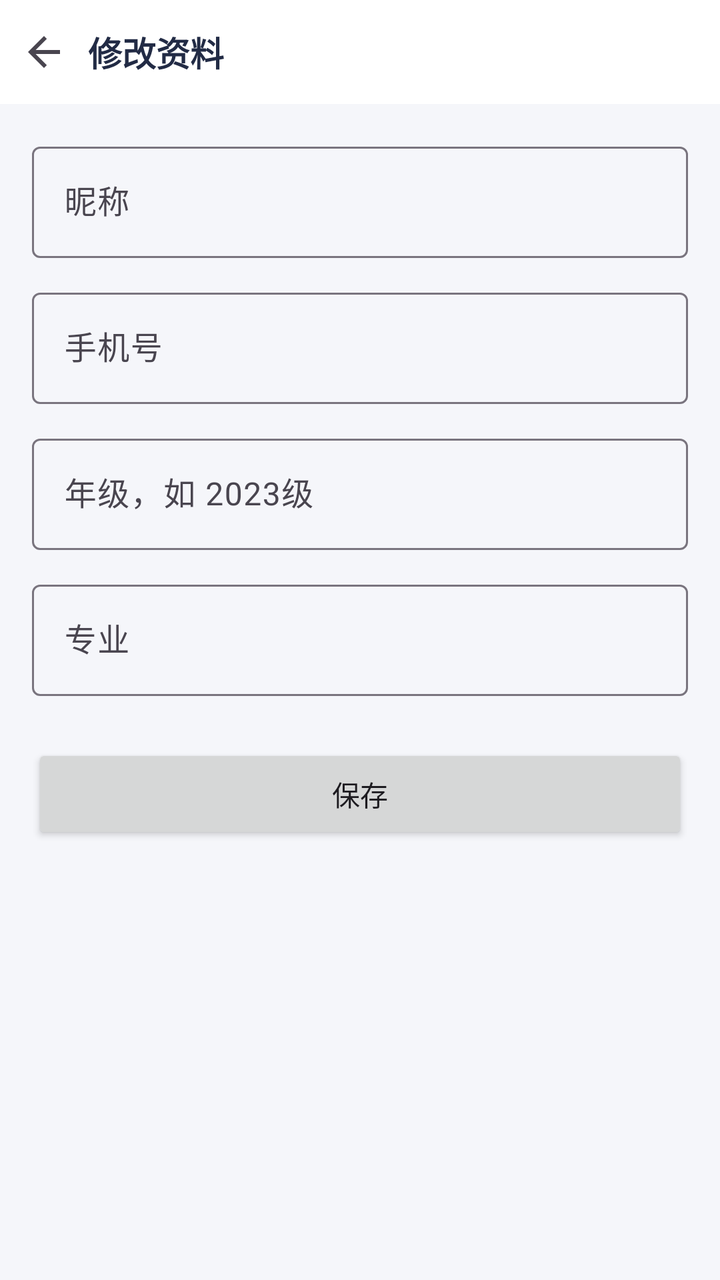
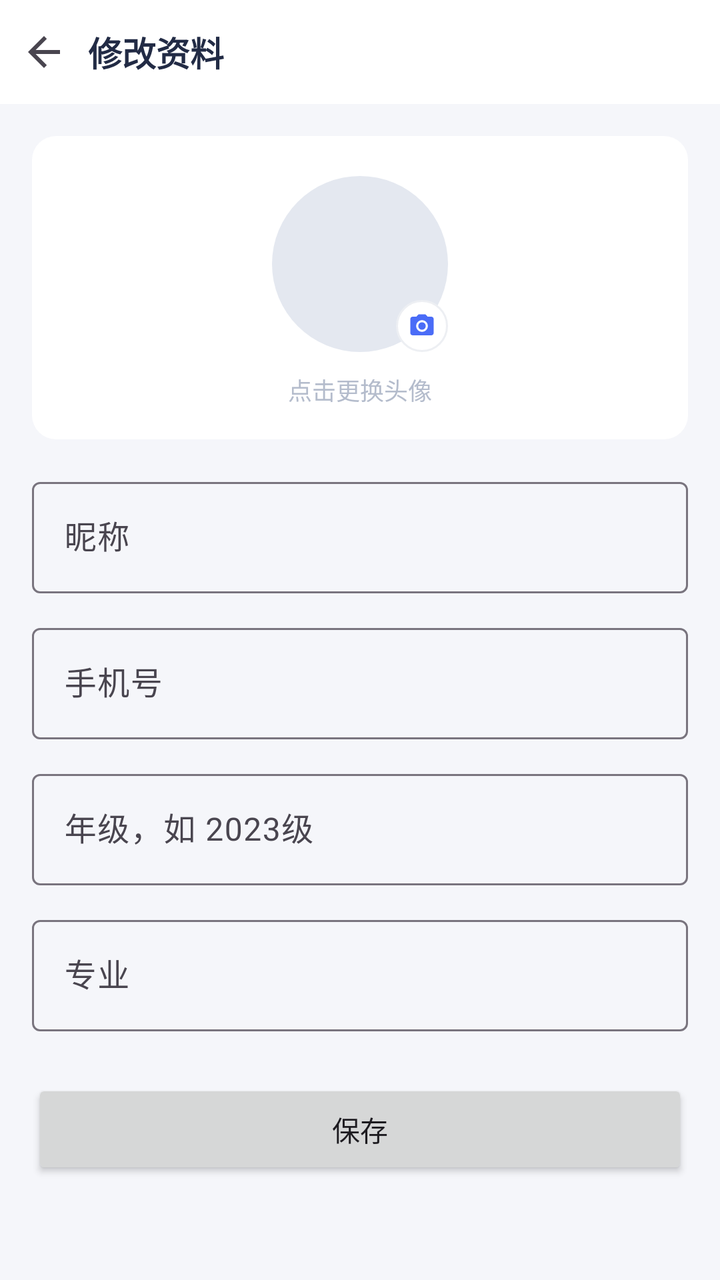

Before-and-after screenshots of an Android layout around one commit, followed by the original layout XML and the change that was made.
<!-- AndroidManifest.xml: application theme Theme.CampusMarket -->
<!-- res/layout/activity_profile_edit.xml -->
<?xml version="1.0" encoding="utf-8"?>
<LinearLayout xmlns:android="http://schemas.android.com/apk/res/android"
    xmlns:app="http://schemas.android.com/apk/res-auto"
    android:layout_width="match_parent"
    android:layout_height="match_parent"
    android:background="@color/bg_page"
    android:orientation="vertical">

    
    <LinearLayout
        android:layout_width="match_parent"
        android:layout_height="52dp"
        android:background="@color/white"
        android:gravity="center_vertical"
        android:orientation="horizontal">

        <ImageButton
            android:id="@+id/btn_back"
            android:layout_width="44dp"
            android:layout_height="44dp"
            android:background="?attr/selectableItemBackgroundBorderless"
            android:contentDescription="返回"
            android:src="@drawable/ic_back" />

        <TextView
            android:layout_width="0dp"
            android:layout_height="match_parent"
            android:layout_weight="1"
            android:gravity="center_vertical"
            android:text="修改资料"
            android:textColor="@color/text_main"
            android:textSize="17sp"
            android:textStyle="bold" />
    </LinearLayout>

    <ScrollView
        android:layout_width="match_parent"
        android:layout_height="0dp"
        android:layout_weight="1"
        android:fillViewport="true">

        <LinearLayout
            android:layout_width="match_parent"
            android:layout_height="wrap_content"
            android:orientation="vertical"
            android:padding="16dp">

            <com.google.android.material.textfield.TextInputLayout
                style="@style/Widget.Material3.TextInputLayout.OutlinedBox"
                android:layout_width="match_parent"
                android:layout_height="wrap_content"
                android:hint="昵称">

                <com.google.android.material.textfield.TextInputEditText
                    android:id="@+id/et_nickname"
                    android:layout_width="match_parent"
                    android:layout_height="wrap_content"
                    android:maxLines="1"
                    android:maxLength="50" />
            </com.google.android.material.textfield.TextInputLayout>

            <com.google.android.material.textfield.TextInputLayout
                style="@style/Widget.Material3.TextInputLayout.OutlinedBox"
                android:layout_width="match_parent"
                android:layout_height="wrap_content"
                android:layout_marginTop="12dp"
                android:hint="手机号">

                <com.google.android.material.textfield.TextInputEditText
                    android:id="@+id/et_phone"
                    android:layout_width="match_parent"
                    android:layout_height="wrap_content"
                    android:inputType="phone"
                    android:maxLines="1"
                    android:maxLength="15" />
            </com.google.android.material.textfield.TextInputLayout>

            <com.google.android.material.textfield.TextInputLayout
                style="@style/Widget.Material3.TextInputLayout.OutlinedBox"
                android:layout_width="match_parent"
                android:layout_height="wrap_content"
                android:layout_marginTop="12dp"
                android:hint="年级，如 2023级">

                <com.google.android.material.textfield.TextInputEditText
                    android:id="@+id/et_grade"
                    android:layout_width="match_parent"
                    android:layout_height="wrap_content"
                    android:maxLines="1"
                    android:maxLength="20" />
            </com.google.android.material.textfield.TextInputLayout>

            <com.google.android.material.textfield.TextInputLayout
                style="@style/Widget.Material3.TextInputLayout.OutlinedBox"
                android:layout_width="match_parent"
                android:layout_height="wrap_content"
                android:layout_marginTop="12dp"
                android:hint="专业">

                <com.google.android.material.textfield.TextInputEditText
                    android:id="@+id/et_major"
                    android:layout_width="match_parent"
                    android:layout_height="wrap_content"
                    android:maxLines="1"
                    android:maxLength="100" />
            </com.google.android.material.textfield.TextInputLayout>

            <Button
                android:id="@+id/btn_save"
                android:layout_width="match_parent"
                android:layout_height="50dp"
                android:layout_marginTop="24dp"
                android:text="保存" />
        </LinearLayout>
    </ScrollView>
</LinearLayout>
<!-- resources referenced by this layout -->
<resources>
  <color name="bg_page">#F5F6FA</color>
  <color name="text_main">#222B45</color>
  <color name="white">#FFFFFFFF</color>
  <!-- drawable ic_back (drawable) -->
  <?xml version="1.0" encoding="utf-8"?>
  <vector xmlns:android="http://schemas.android.com/apk/res/android"
      android:width="24dp"
      android:height="24dp"
      android:viewportWidth="24"
      android:viewportHeight="24"
      android:tint="?attr/colorControlNormal">
      <path
          android:fillColor="#FF000000"
          android:pathData="M20,11H7.83l5.59,-5.59L12,4l-8,8 8,8 1.41,-1.41L7.83,13H20v-2z" />
  </vector>
  <style name="Theme.CampusMarket" parent="Base.Theme.CampusMarket" />
  <style name="Base.Theme.CampusMarket" parent="Theme.Material3.Light.NoActionBar">
          <item name="colorPrimary">@color/primary</item>
          <item name="colorOnPrimary">@color/white</item>
          <item name="colorPrimaryContainer">@color/primary_light</item>
          <item name="colorSecondary">@color/accent</item>
          <item name="android:colorBackground">@color/bg_page</item>
          <item name="colorSurface">@color/card_bg</item>
          <item name="android:windowBackground">@color/bg_page</item>
          <item name="android:statusBarColor">@color/white</item>
          <item name="android:windowLightStatusBar">true</item>
      </style>
  <color name="primary">#4A6CF7</color>
  <color name="primary_light">#E8EDFF</color>
  <color name="accent">#FF7A45</color>
  <color name="card_bg">#FFFFFF</color>
</resources>

<!-- the commit's change to res/layout/activity_profile_edit.xml (unified diff, before → after) -->
@@ -44,6 +44,51 @@
             android:layout_height="wrap_content"
             android:orientation="vertical"
             android:padding="16dp">
+
+            
+            <LinearLayout
+                android:id="@+id/avatar_picker"
+                android:layout_width="match_parent"
+                android:layout_height="wrap_content"
+                android:layout_marginBottom="16dp"
+                android:background="@drawable/bg_card_round"
+                android:foreground="?attr/selectableItemBackground"
+                android:gravity="center_horizontal"
+                android:orientation="vertical"
+                android:paddingTop="20dp"
+                android:paddingBottom="16dp">
+
+                <FrameLayout
+                    android:layout_width="88dp"
+                    android:layout_height="88dp">
+
+                    <ImageView
+                        android:id="@+id/iv_avatar"
+                        android:layout_width="88dp"
+                        android:layout_height="88dp"
+                        android:background="@drawable/bg_avatar_round"
+                        android:contentDescription="头像"
+                        android:scaleType="centerCrop" />
+
+                    <ImageView
+                        android:layout_width="26dp"
+                        android:layout_height="26dp"
+                        android:layout_gravity="bottom|end"
+                        android:background="@drawable/bg_camera_badge"
+                        android:contentDescription="更换头像"
+                        android:padding="6dp"
+                        android:src="@drawable/ic_camera"
+                        android:tint="@color/primary" />
+                </FrameLayout>
+
+                <TextView
+                    android:layout_width="wrap_content"
+                    android:layout_height="wrap_content"
+                    android:layout_marginTop="10dp"
+                    android:text="点击更换头像"
+                    android:textColor="@color/text_hint"
+                    android:textSize="12sp" />
+            </LinearLayout>
 
             <com.google.android.material.textfield.TextInputLayout
                 style="@style/Widget.Material3.TextInputLayout.OutlinedBox"
<!-- resource entries referenced after the edit -->
@@ -1,8 +1,32 @@
 <!-- resources referenced by this layout -->
 <resources>
   <color name="bg_page">#F5F6FA</color>
+  <color name="primary">#4A6CF7</color>
+  <color name="text_hint">#B4BCCC</color>
   <color name="text_main">#222B45</color>
   <color name="white">#FFFFFFFF</color>
+  <!-- drawable bg_avatar_round (drawable) -->
+  <?xml version="1.0" encoding="utf-8"?>
+  <shape xmlns:android="http://schemas.android.com/apk/res/android"
+      android:shape="oval">
+      <solid android:color="@color/placeholder_bg" />
+  </shape>
+  <!-- drawable bg_camera_badge (drawable) -->
+  <?xml version="1.0" encoding="utf-8"?>
+  <shape xmlns:android="http://schemas.android.com/apk/res/android"
+      android:shape="oval">
+      <solid android:color="@color/white" />
+      <stroke
+          android:width="1dp"
+          android:color="@color/divider" />
+  </shape>
+  <!-- drawable bg_card_round (drawable) -->
+  <?xml version="1.0" encoding="utf-8"?>
+  <shape xmlns:android="http://schemas.android.com/apk/res/android"
+      android:shape="rectangle">
+      <solid android:color="@color/card_bg" />
+      <corners android:radius="12dp" />
+  </shape>
   <!-- drawable ic_back (drawable) -->
   <?xml version="1.0" encoding="utf-8"?>
   <vector xmlns:android="http://schemas.android.com/apk/res/android"
@@ -15,7 +39,21 @@
           android:fillColor="#FF000000"
           android:pathData="M20,11H7.83l5.59,-5.59L12,4l-8,8 8,8 1.41,-1.41L7.83,13H20v-2z" />
   </vector>
+  <!-- drawable ic_camera (drawable) -->
+  <?xml version="1.0" encoding="utf-8"?>
+  <vector xmlns:android="http://schemas.android.com/apk/res/android"
+      android:width="24dp"
+      android:height="24dp"
+      android:viewportWidth="24"
+      android:viewportHeight="24">
+      <path
+          android:fillColor="#4A6CF7"
+          android:pathData="M12,15.2c1.77,0 3.2,-1.43 3.2,-3.2s-1.43,-3.2 -3.2,-3.2 -3.2,1.43 -3.2,3.2 1.43,3.2 3.2,3.2zM9,2L7.17,4H4c-1.1,0 -2,0.9 -2,2v12c0,1.1 0.9,2 2,2h16c1.1,0 2,-0.9 2,-2V6c0,-1.1 -0.9,-2 -2,-2h-3.17L15,2H9zM12,17c-2.76,0 -5,-2.24 -5,-5s2.24,-5 5,-5 5,2.24 5,5 -2.24,5 -5,5z" />
+  </vector>
   <style name="Theme.CampusMarket" parent="Base.Theme.CampusMarket" />
+  <color name="placeholder_bg">#E4E8F0</color>
+  <color name="divider">#EDEFF3</color>
+  <color name="card_bg">#FFFFFF</color>
   <style name="Base.Theme.CampusMarket" parent="Theme.Material3.Light.NoActionBar">
           <item name="colorPrimary">@color/primary</item>
           <item name="colorOnPrimary">@color/white</item>
@@ -27,9 +65,7 @@
           <item name="android:statusBarColor">@color/white</item>
           <item name="android:windowLightStatusBar">true</item>
       </style>
-  <color name="primary">#4A6CF7</color>
   <color name="primary_light">#E8EDFF</color>
   <color name="accent">#FF7A45</color>
-  <color name="card_bg">#FFFFFF</color>
 </resources>
 
